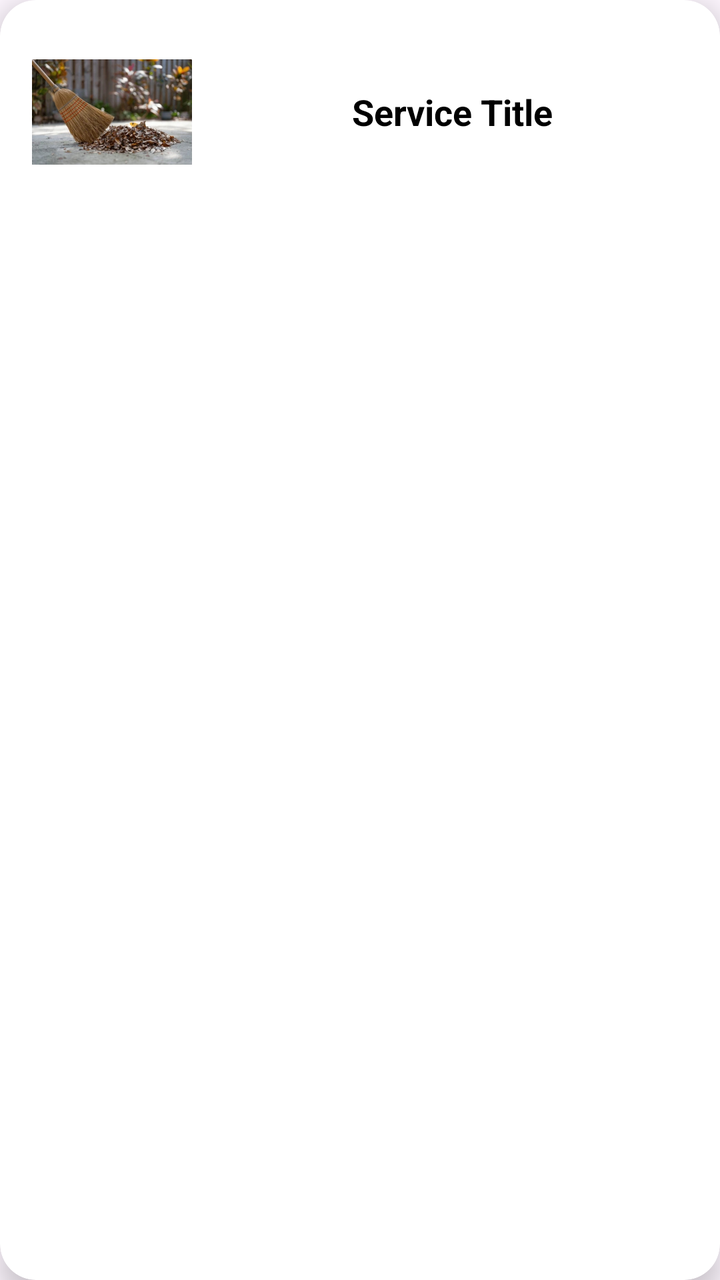
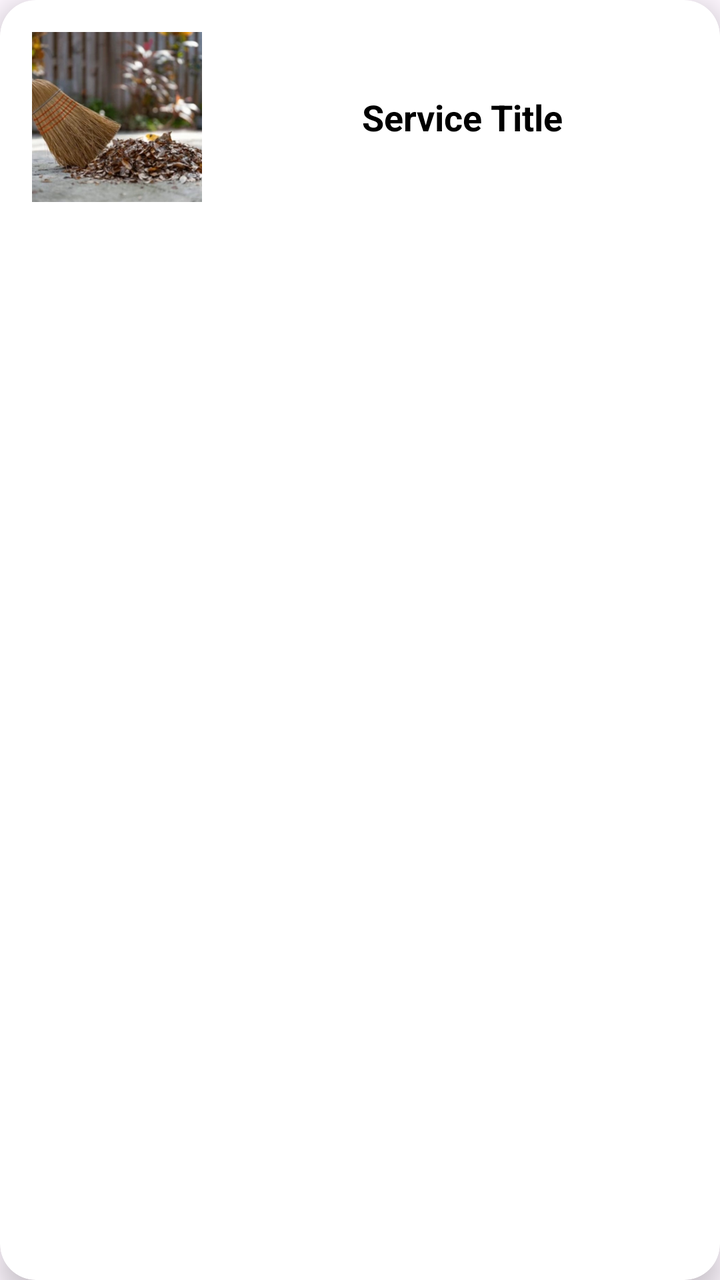

An Android layout rendered at two revisions. The XML below is the earlier revision; the diff shows what the commit changed to produce the second picture.
<!-- AndroidManifest.xml: application theme Theme.RealtimeDB -->
<!-- res/layout/service_card_item.xml -->
<?xml version="1.0" encoding="utf-8"?>
<androidx.cardview.widget.CardView xmlns:android="http://schemas.android.com/apk/res/android"
    xmlns:app="http://schemas.android.com/apk/res-auto"
    android:layout_width="match_parent"
    android:layout_height="wrap_content"
    app:cardCornerRadius="18dp"
    app:cardElevation="8dp"
    android:layout_marginVertical="8dp"
    android:layout_marginHorizontal="16dp">

    <LinearLayout
        android:layout_width="match_parent"
        android:layout_height="wrap_content"
        android:orientation="horizontal"
        android:padding="16dp">

        <ImageView
            android:id="@+id/card_image"
            android:layout_width="80dp"
            android:layout_height="80dp"
            android:src="@drawable/i_cleaning"
            android:contentDescription="Service icon"/>

        <TextView
            android:id="@+id/card_title"
            android:layout_width="wrap_content"
            android:layout_height="wrap_content"
            android:layout_gravity="center_vertical"
            android:layout_marginStart="80dp"
            android:text="Service Title"
            android:textColor="@color/black"
            android:textSize="18sp"
            android:textStyle="bold" />

    </LinearLayout>
</androidx.cardview.widget.CardView>
<!-- resources referenced by this layout -->
<resources>
  <color name="black">#FF000000</color>
  <!-- drawable i_cleaning: jpg bitmap (drawable, 73032 bytes) -->
  <style name="Theme.RealtimeDB" parent="Base.Theme.RealtimeDB" />
  <style name="Base.Theme.RealtimeDB" parent="Theme.Material3.DayNight.NoActionBar">
          
          <item name="colorPrimary">@color/colorPrimary</item>
          <item name="colorPrimaryVariant">@color/colorPrimaryDark</item>
          <item name="colorOnPrimary">@color/white</item>
          
          <item name="colorSecondary">@color/colorAccent</item>
          <item name="colorOnSecondary">@color/black</item>
          
          <item name="android:statusBarColor">?attr/colorPrimaryVariant</item>
      </style>
  <color name="colorPrimary">#6200EE</color>
  <color name="colorPrimaryDark">#3700B3</color>
  <color name="white">#FFFFFFFF</color>
  <color name="colorAccent">#03DAC5</color>
</resources>

<!-- the commit's change to res/layout/service_card_item.xml (unified diff, before → after) -->
@@ -16,8 +16,9 @@
 
         <ImageView
             android:id="@+id/card_image"
-            android:layout_width="80dp"
-            android:layout_height="80dp"
+            android:layout_width="85dp"
+            android:layout_height="85dp"
+            android:scaleType="centerCrop"
             android:src="@drawable/i_cleaning"
             android:contentDescription="Service icon"/>
 
